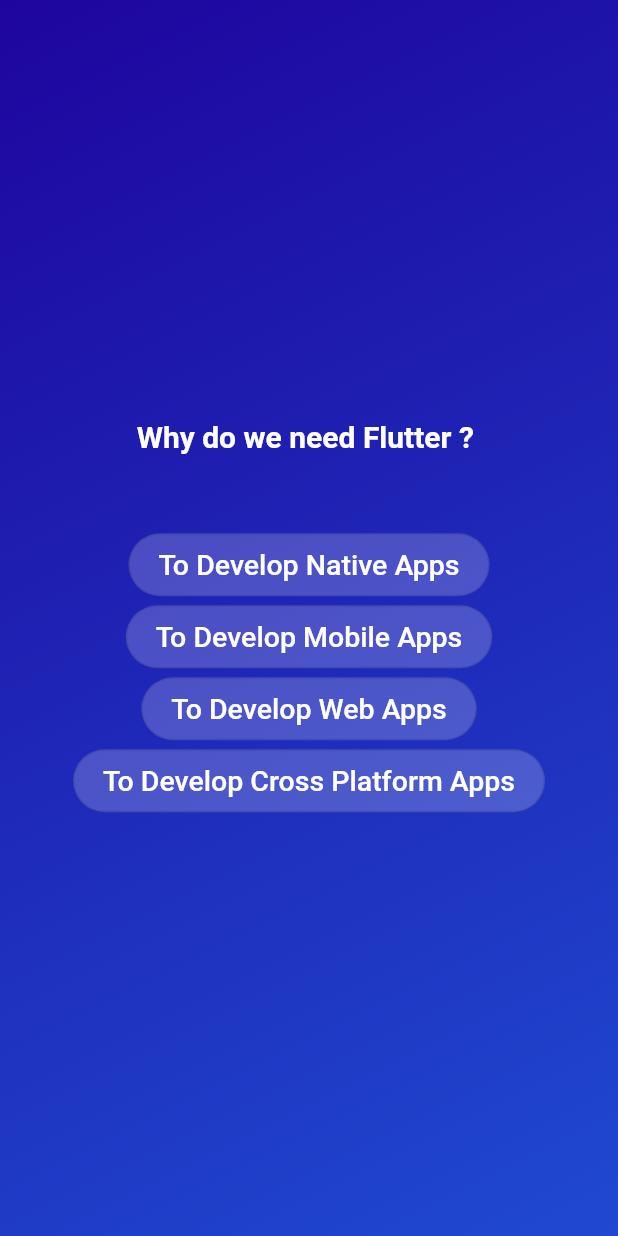
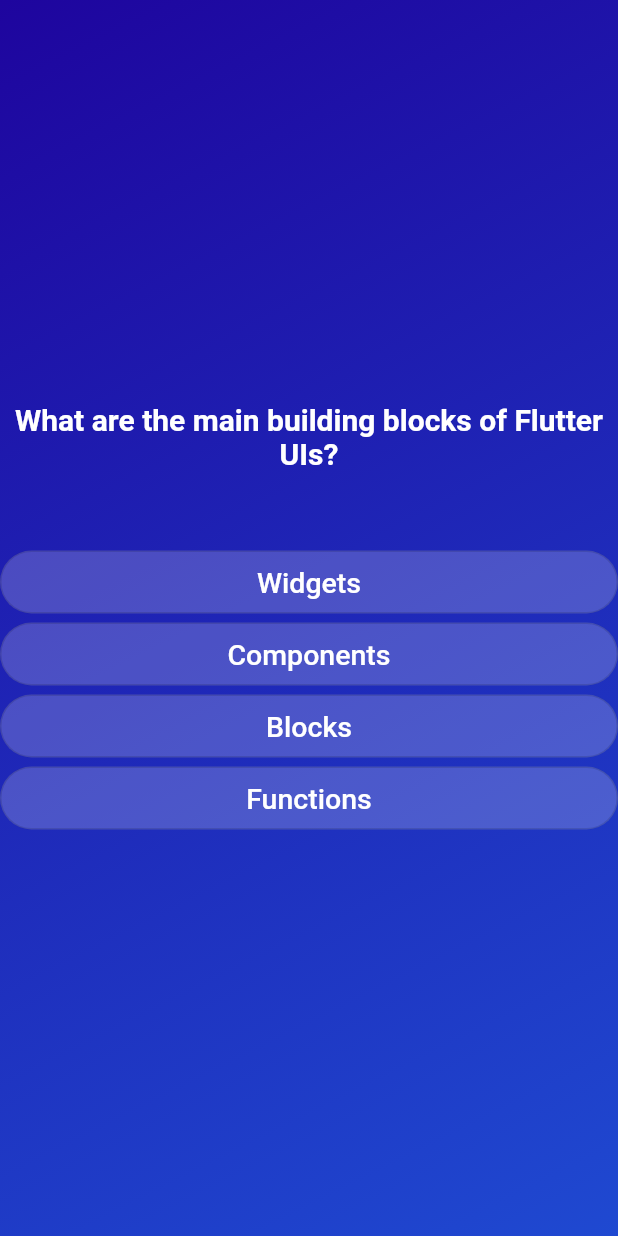
Before and after one commit to ntwari-egide/kahoot-mobile-flutter, a Flutter app: the screen it shows after launch, after a tap on "Start Quiz!", on a phone screen of 412 x 824 dp. Run offline on Flutter 3.47's test engine with Material 2 defaults, Android fonts, the phone set to English and light mode, and no system bars.

Commit message:
feat: read actual data

```diff
--- a/lib/questions.dart
+++ b/lib/questions.dart
@@ -2,6 +2,8 @@
 
 import 'package:flutter/material.dart';
 import 'package:quiz/answers.dart';
+import 'package:quiz/data/questions.dart';
+import 'package:quiz/model/quiz_question.dart';
 
 class QuestionsWidget extends StatefulWidget {
   const QuestionsWidget({super.key});
@@ -13,25 +15,30 @@ class QuestionsWidget extends StatefulWidget {
 }
 
 class _QuestionsWidgetState extends State<QuestionsWidget> {
+
+  QuizQuestion question = questions[0];
+
   @override
   Widget build(context) {
     return SizedBox(
       width: double.infinity,
       child: Column(
         mainAxisAlignment: MainAxisAlignment.center,
+        crossAxisAlignment: CrossAxisAlignment.stretch,
+
         children: [
-          const Text(
-            "Why do we need Flutter ? ",
-            style: TextStyle(
+          Text(
+          question.question,
+            style: const TextStyle(
                 fontSize: 20, color: Colors.white, fontWeight: FontWeight.bold),
+                textAlign: TextAlign.center,
           ),
           const SizedBox(
             height: 50,
           ),
-          AnswersWidget(answersText: "To Develop Native Apps", onTap: (){}),
-          AnswersWidget(answersText: "To Develop Mobile Apps", onTap: (){}),
-          AnswersWidget(answersText: "To Develop Web Apps", onTap: (){}),
-          AnswersWidget(answersText: "To Develop Cross Platform Apps", onTap: (){})
+          ...question.answers.map((answers) {
+            return AnswersWidget(answersText: answers, onTap: (){});
+          }),
         ],
       ),
     );
```
